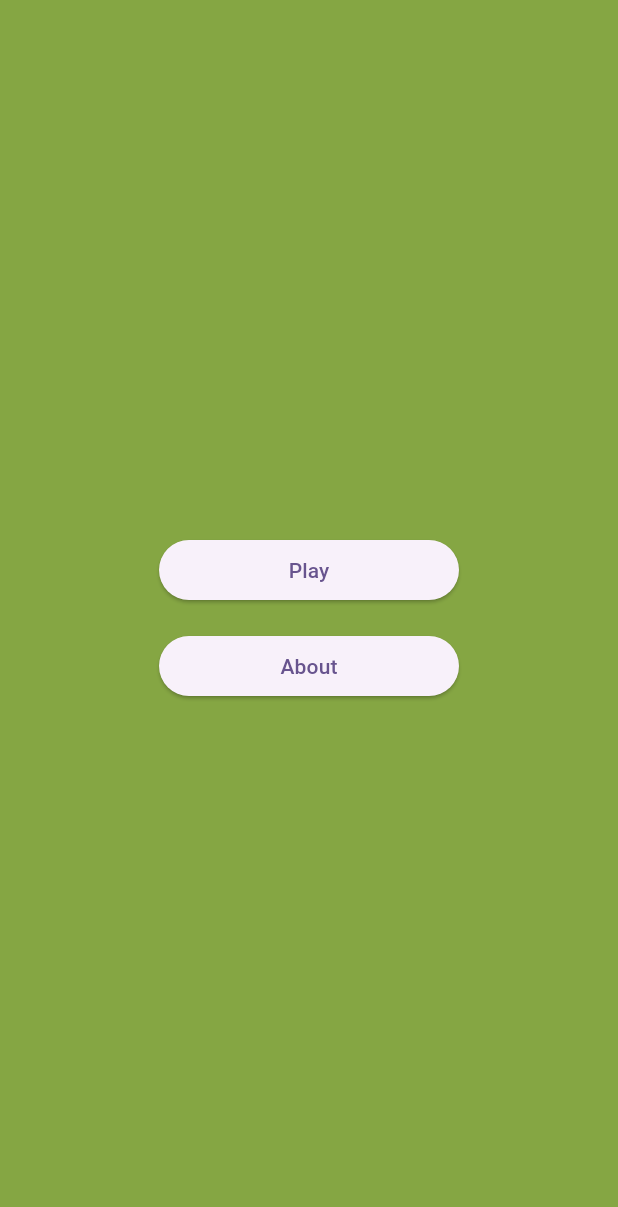
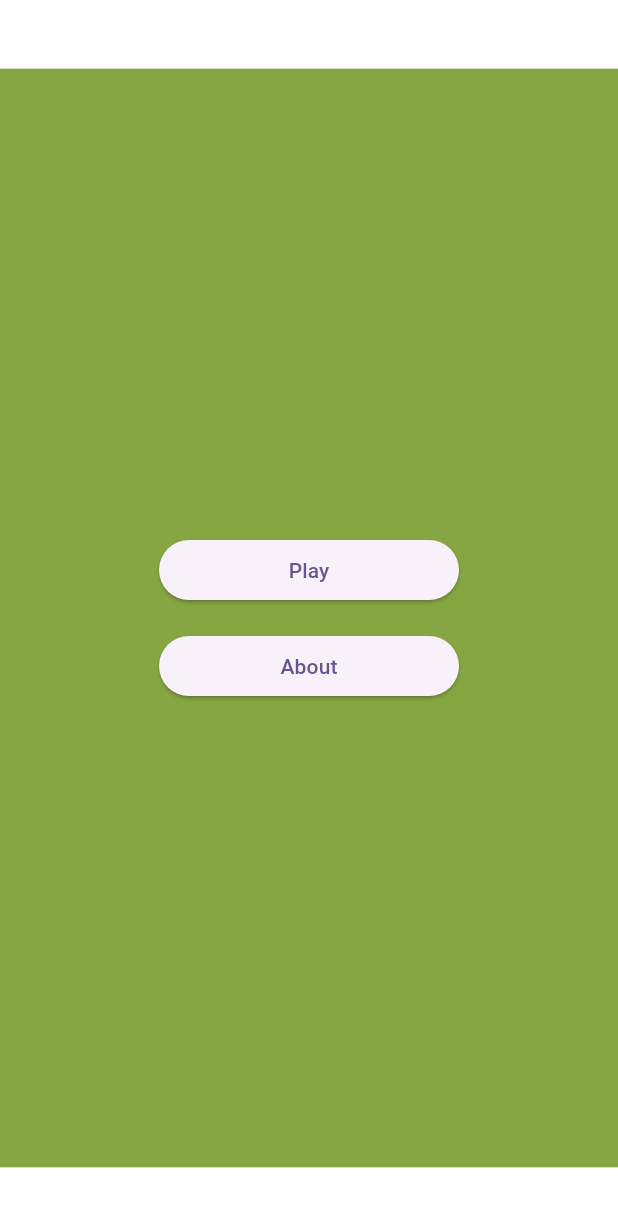
Before and after one commit to leechanwoo-kor/bonfire_defense, a Flutter app: the screen it shows after launch, on a phone screen of 412 x 824 dp. Shown: the top 1207 px of the screen. Run offline on Flutter 3.47's test engine with Material 3 defaults, Android fonts, the phone set to English and light mode, and no system bars; missing offline and left inert: bonfire.

Commit message:
:lipstick: Update import statements in end_game_manager.dart and main.dart

```diff
--- a/lib/main.dart
+++ b/lib/main.dart
@@ -1,14 +1,17 @@
+import 'package:flutter/material.dart';
+import 'package:flutter/foundation.dart' show kIsWeb;
+import 'package:provider/provider.dart';
 import 'package:bonfire/bonfire.dart';
 import 'package:bonfire_defense/components/game_controller.dart';
 import 'package:bonfire_defense/pages/stages/stages.dart';
 import 'package:bonfire_defense/routes.dart';
-import 'package:flutter/material.dart';
-import 'package:provider/provider.dart';
 
 void main() {
   WidgetsFlutterBinding.ensureInitialized();
-  Flame.device.fullScreen();
-  Flame.device.setLandscape();
+  if (!kIsWeb) {
+    Flame.device.fullScreen();
+    Flame.device.setPortrait();
+  }
 
   runApp(
     ChangeNotifierProvider<GameController>(
@@ -36,10 +39,30 @@ class MyApp extends StatelessWidget {
       ),
       routes: AppRoutes.defineRoutes(),
       builder: (context, child) {
-        return MediaQuery(
-          data: MediaQuery.of(context)
-              .copyWith(textScaler: const TextScaler.linear(1.0)),
-          child: child!,
+        return LayoutBuilder(
+          builder: (context, constraints) {
+            double aspectRatio = 16 / 9;
+            double screenWidth = constraints.maxWidth;
+            double screenHeight = constraints.maxHeight;
+
+            double calculatedHeight = screenWidth * aspectRatio;
+            if (calculatedHeight > screenHeight) {
+              screenWidth = screenHeight / aspectRatio;
+              calculatedHeight = screenHeight;
+            }
+
+            return Center(
+              child: SizedBox(
+                width: screenWidth,
+                height: calculatedHeight,
+                child: MediaQuery(
+                  data: MediaQuery.of(context)
+                      .copyWith(textScaler: const TextScaler.linear(1.0)),
+                  child: child!,
+                ),
+              ),
+            );
+          },
         );
       },
     );
```
